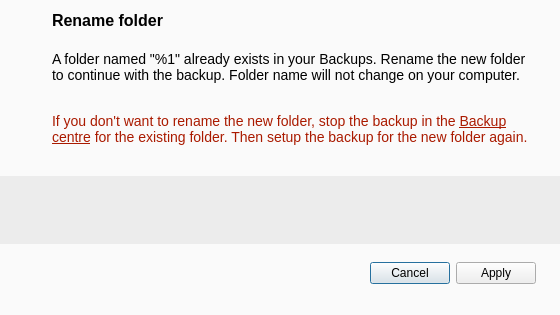
Old version of the form src/MEGASync/syncs/gui/Backups/win/BackupNameConflictDialog.ui in the repository meganz/MEGAsync.
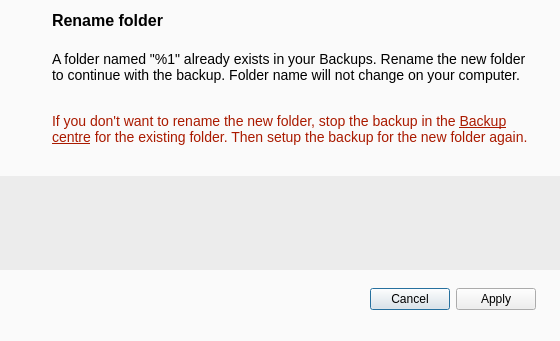
New version of the form. Icons and pictures are not drawn.

Commit message: Rename backups: make rename default button + fix qrc path in .ui files

Patch:
```diff
--- a/src/MEGASync/syncs/gui/Backups/win/BackupNameConflictDialog.ui
+++ b/src/MEGASync/syncs/gui/Backups/win/BackupNameConflictDialog.ui
@@ -7,7 +7,7 @@
     <x>0</x>
     <y>0</y>
     <width>560</width>
-    <height>291</height>
+    <height>341</height>
    </rect>
   </property>
   <property name="styleSheet">
@@ -173,7 +173,7 @@
         <x>0</x>
         <y>0</y>
         <width>560</width>
-        <height>61</height>
+        <height>85</height>
        </rect>
       </property>
      </widget>
```
Left out of the diff: 6 changed lines with no effect on the pictures. The commit also changes 3 other files.
